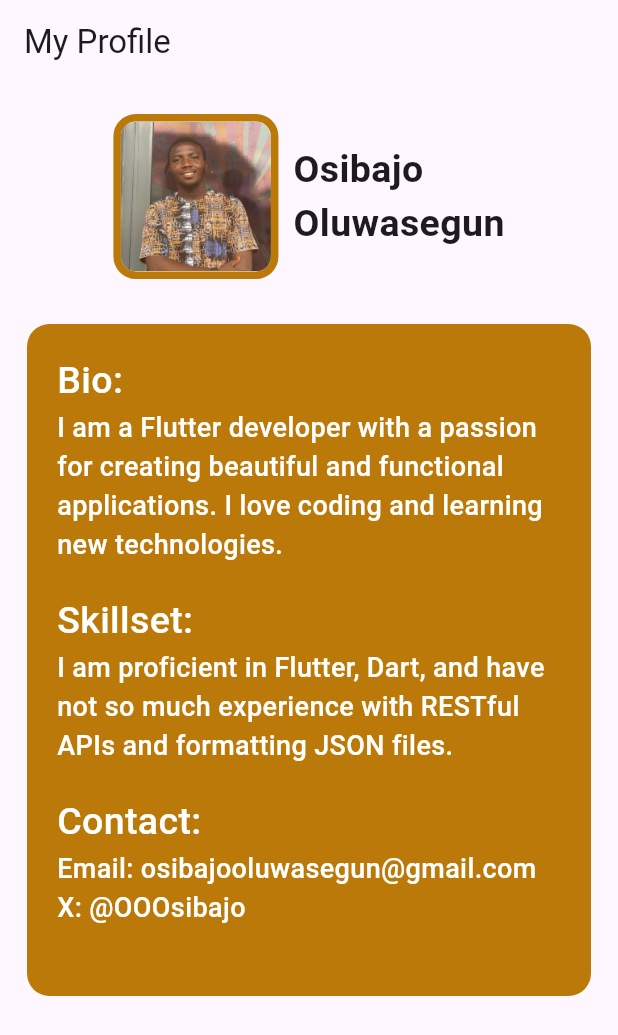
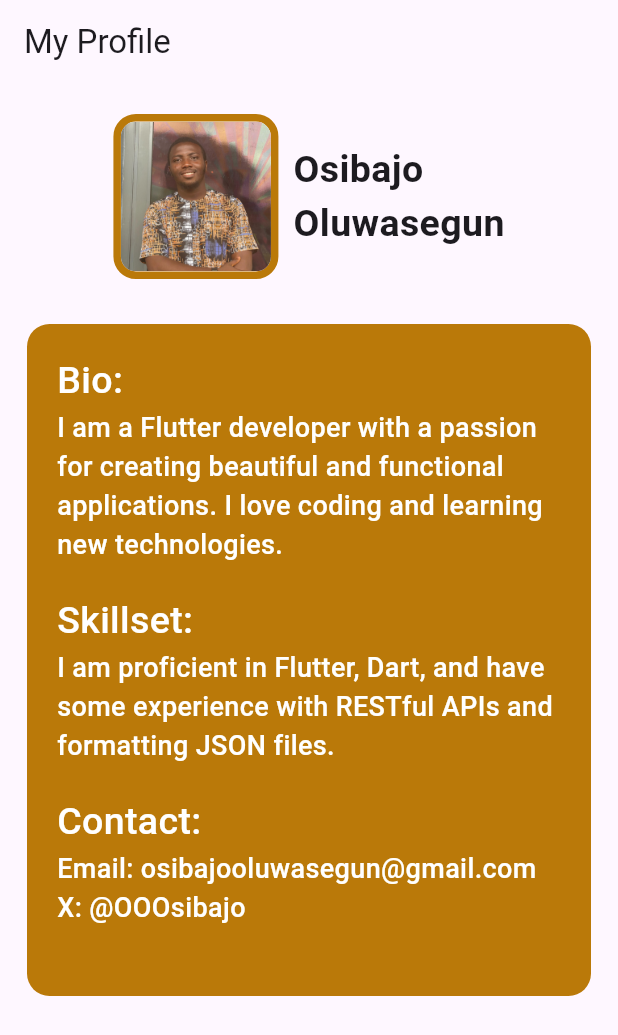
Before and after one commit to OluwasegunO-CTRL/CompileCamp-Bootcamp-2025, a Flutter app: the screen it shows after launch, on a phone screen of 412 x 824 dp. Shown: the top 1035 px of the screen. Run offline on Flutter 3.47's test engine with Material 3 defaults, Android fonts, the light colour scheme and no system bars.

Commit message:
edited details column

```diff
--- a/week1_app/lib/details_column.dart
+++ b/week1_app/lib/details_column.dart
@@ -34,7 +34,7 @@ class DetailsColumn extends StatelessWidget {
           ),
         ),
         Text(
-          'I am proficient in Flutter, Dart, and have not so much experience with RESTful APIs and formatting JSON files.',
+          'I am proficient in Flutter, Dart, and have some experience with RESTful APIs and formatting JSON files.',
           style: TextStyle(
             fontSize: 18,
             fontWeight: FontWeight.w500,
```
